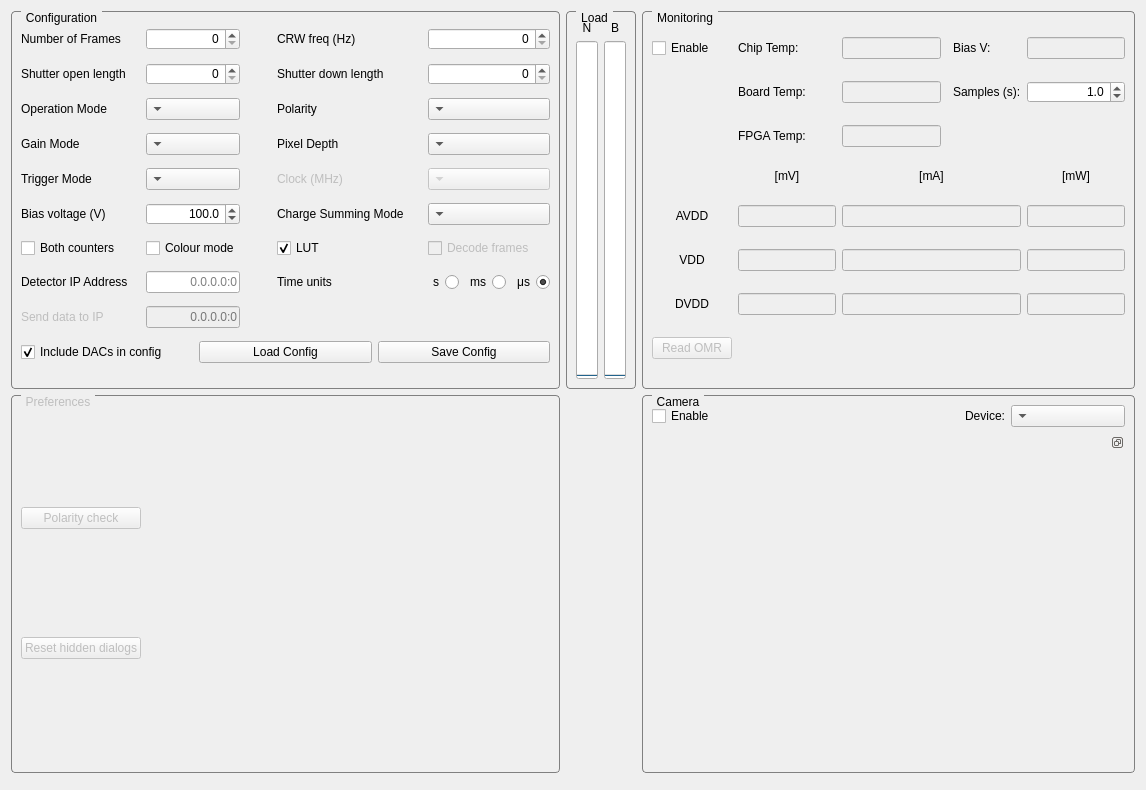
Before: the Qt Designer form SpidrMpx3Eq/qcstmconfigmonitoring.ui in navrit/dexter, drawn with Qt 5.
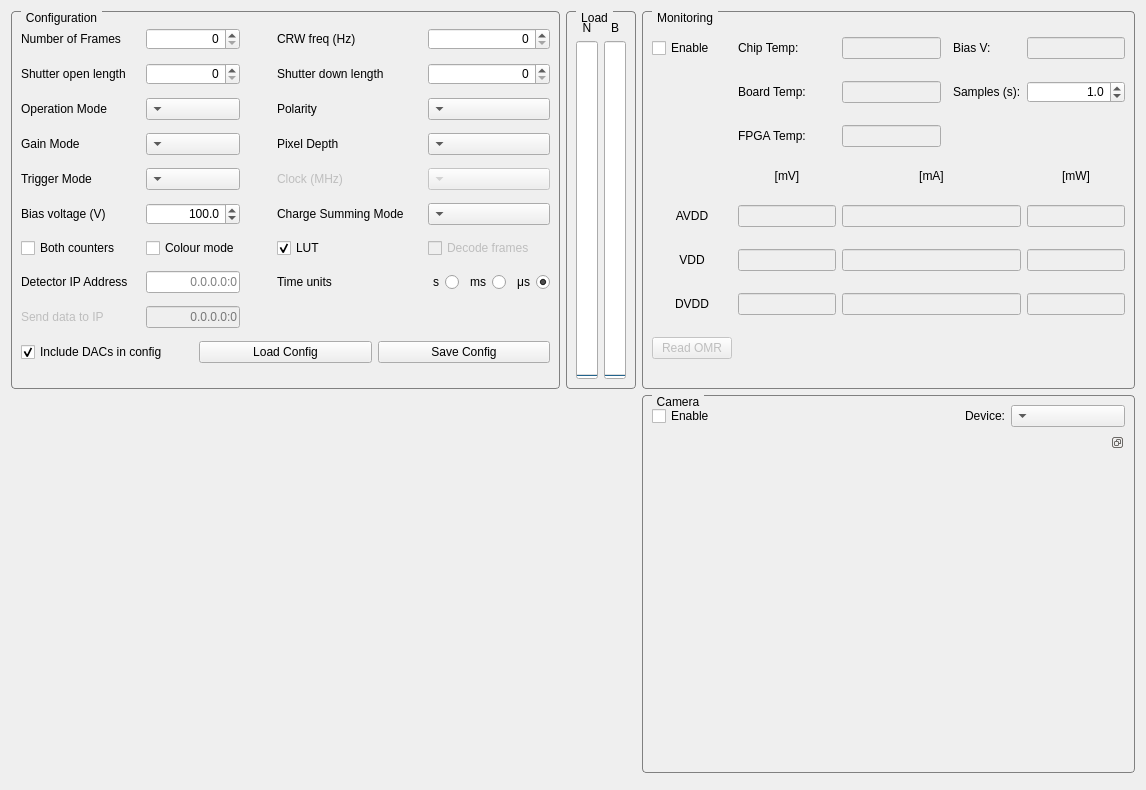
After: the same form once the commit is applied.

Commit message: Remove unlinked UI

Patch:
```diff
--- a/SpidrMpx3Eq/qcstmconfigmonitoring.ui
+++ b/SpidrMpx3Eq/qcstmconfigmonitoring.ui
@@ -1020,51 +1020,6 @@
        </layout>
       </widget>
      </item>
-     <item row="1" column="0">
-      <widget class="QGroupBox" name="groupBox">
-       <property name="enabled">
-        <bool>false</bool>
-       </property>
-       <property name="title">
-        <string>Preferences</string>
-       </property>
-       <layout class="QGridLayout" name="gridLayout_3">
-        <item row="0" column="0">
-         <widget class="QPushButton" name="pushButton">
-          <property name="enabled">
-           <bool>false</bool>
-          </property>
-          <property name="text">
-           <string>Polarity check</string>
-          </property>
-         </widget>
-        </item>
-        <item row="1" column="0">
-         <widget class="QPushButton" name="pushButton_2">
-          <property name="enabled">
-           <bool>false</bool>
-          </property>
-          <property name="text">
-           <string>Reset hidden dialogs</string>
-          </property>
-         </widget>
-        </item>
-        <item row="0" column="1">
-         <spacer name="horizontalSpacer_2">
-          <property name="orientation">
-           <enum>Qt::Horizontal</enum>
-          </property>
-          <property name="sizeHint" stdset="0">
-           <size>
-            <width>40</width>
-            <height>20</height>
-           </size>
-          </property>
-         </spacer>
-        </item>
-       </layout>
-      </widget>
-     </item>
     </layout>
    </item>
    <item>
```
